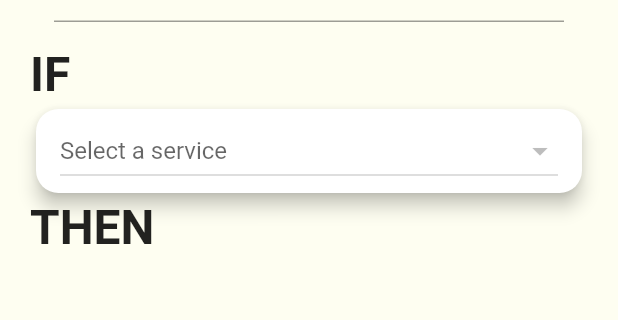
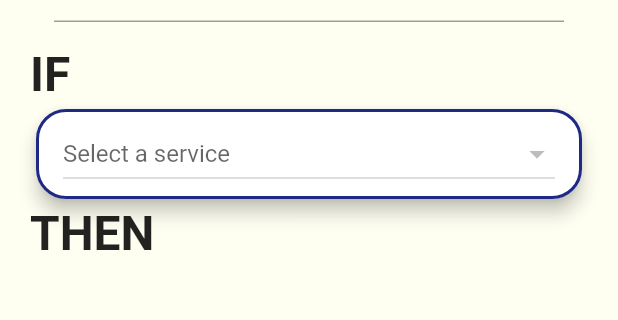
Before and after one commit to Tahalani/Area, a Flutter app: the MyAreas screen opened directly with empty values, on a phone screen of 412 x 824 dp, the part 188-508 px from its top. Run offline on Flutter 3.47's test engine with Material 2 defaults, Android fonts, the phone set to English and light mode, and no system bars; our stand-ins replace webview_flutter; network calls fail.

Commit message:
fix : [MOBILE] (AreaPage) Border color of service choice

```diff
--- a/mobile/lib/screen/pages/areas.dart
+++ b/mobile/lib/screen/pages/areas.dart
@@ -221,11 +221,18 @@ class _MyAreasState extends State<MyAreas> {
     return Card(
       elevation: 5,
       shape: RoundedRectangleBorder(
-        borderRadius: BorderRadius.circular(15),
+        borderRadius: BorderRadius.circular(20),
       ),
       child: Column(
         children: [
           ListTile(
+            shape: RoundedRectangleBorder(
+              side: const BorderSide(
+                width: 2,
+                color: Color.fromRGBO(30, 41, 133, 1),
+              ),
+              borderRadius: BorderRadius.circular(20),
+            ),
             title: DropdownButton<String>(
               value: selectedService1,
               onChanged: (String? newValue) {
@@ -371,7 +378,7 @@ class _MyAreasState extends State<MyAreas> {
     return Card(
       elevation: 5,
       shape: RoundedRectangleBorder(
-        borderRadius: BorderRadius.circular(15),
+        borderRadius: BorderRadius.circular(20),
       ),
       child: Column(
         children: [
```
